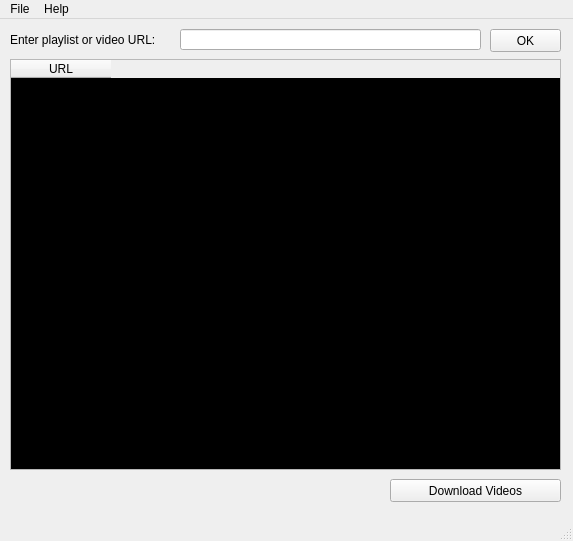
lzambella/Qyoutube-dl, file UI_Files/main_window.ui: the form before one commit.
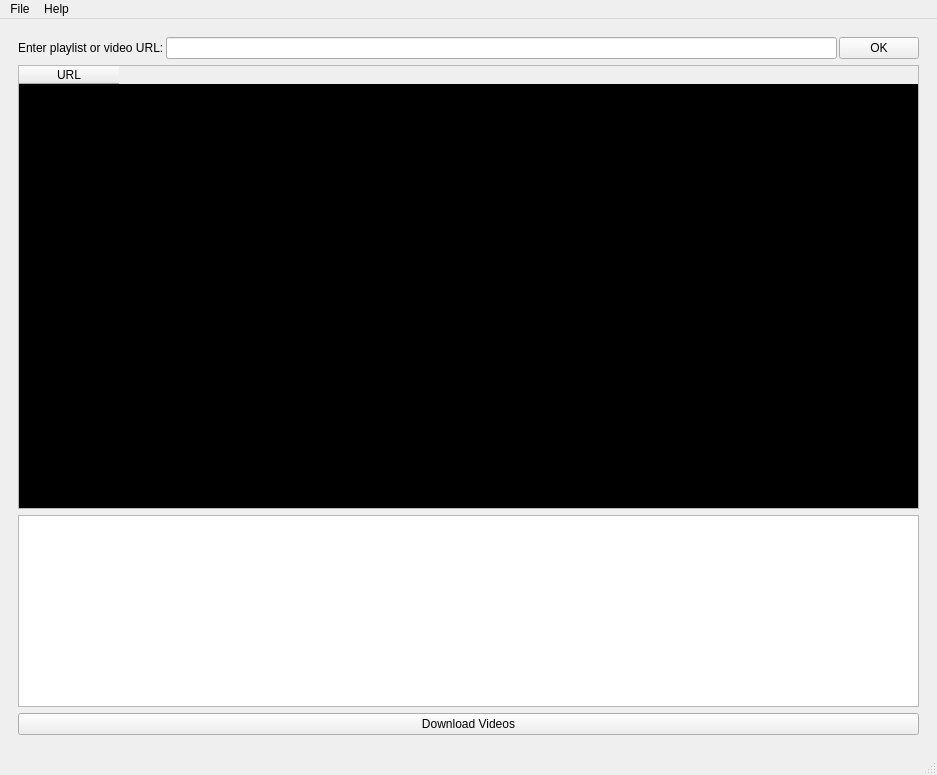
The form after the commit.

Diff of the .ui file:
```diff
--- a/UI_Files/main_window.ui
+++ b/UI_Files/main_window.ui
@@ -6,12 +6,12 @@
    <rect>
     <x>0</x>
     <y>0</y>
-    <width>573</width>
-    <height>541</height>
+    <width>937</width>
+    <height>775</height>
    </rect>
   </property>
   <property name="sizePolicy">
-   <sizepolicy hsizetype="Fixed" vsizetype="Fixed">
+   <sizepolicy hsizetype="Preferred" vsizetype="Preferred">
     <horstretch>0</horstretch>
     <verstretch>0</verstretch>
    </sizepolicy>
@@ -20,56 +20,39 @@
    <string>Qyoutube-dl</string>
   </property>
   <widget class="QWidget" name="centralwidget">
-   <widget class="QLineEdit" name="lineEdit">
-    <property name="geometry">
-     <rect>
-      <x>180</x>
-      <y>10</y>
-      <width>301</width>
-      <height>21</height>
-     </rect>
-    </property>
-   </widget>
-   <widget class="QPushButton" name="pushButton">
-    <property name="geometry">
-     <rect>
-      <x>490</x>
-      <y>10</y>
-      <width>71</width>
-      <height>23</height>
-     </rect>
-    </property>
+   <property name="sizePolicy">
+    <sizepolicy hsizetype="Preferred" vsizetype="Preferred">
+     <horstretch>0</horstretch>
+     <verstretch>0</verstretch>
+    </sizepolicy>
+   </property>
+   <layout class="QGridLayout" name="gridLayout_2">
+    <item row="0" column="0">
+     <widget class="QFrame" name="frame">
+      <layout class="QGridLayout" name="gridLayout">
+       <property name="sizeConstraint">
+        <enum>QLayout::SetDefaultConstraint</enum>
+       </property>
+       <item row="3" column="0">
+        <widget class="QPushButton" name="pushButton_2">
     <property name="sizePolicy">
-     <sizepolicy hsizetype="Fixed" vsizetype="Fixed">
+          <sizepolicy hsizetype="Expanding" vsizetype="Fixed">
       <horstretch>0</horstretch>
       <verstretch>0</verstretch>
      </sizepolicy>
     </property>
     <property name="text">
-     <string>OK</string>
-    </property>
-   </widget>
-   <widget class="QLabel" name="label">
-    <property name="geometry">
-     <rect>
-      <x>10</x>
-      <y>10</y>
-      <width>181</width>
-      <height>21</height>
-     </rect>
-    </property>
-    <property name="text">
-     <string>Enter playlist or video URL:</string>
-    </property>
-   </widget>
+          <string>Download Videos</string>
+         </property>
+        </widget>
+       </item>
+       <item row="1" column="0">
    <widget class="QTableWidget" name="tableWidget">
-    <property name="geometry">
-     <rect>
-      <x>10</x>
-      <y>40</y>
-      <width>551</width>
-      <height>411</height>
-     </rect>
+         <property name="sizePolicy">
+          <sizepolicy hsizetype="Expanding" vsizetype="Expanding">
+           <horstretch>0</horstretch>
+           <verstretch>2</verstretch>
+          </sizepolicy>
     </property>
     <property name="palette">
      <palette>
@@ -144,27 +127,68 @@
      </property>
     </column>
    </widget>
-   <widget class="QPushButton" name="pushButton_2">
-    <property name="geometry">
-     <rect>
-      <x>390</x>
-      <y>460</y>
-      <width>171</width>
-      <height>23</height>
-     </rect>
-    </property>
+       </item>
+       <item row="0" column="0">
+        <layout class="QHBoxLayout" name="url_layout">
+         <property name="spacing">
+          <number>2</number>
+         </property>
+         <property name="sizeConstraint">
+          <enum>QLayout::SetFixedSize</enum>
+         </property>
+         <item>
+          <widget class="QLabel" name="label">
+           <property name="sizePolicy">
+            <sizepolicy hsizetype="Expanding" vsizetype="Fixed">
+             <horstretch>0</horstretch>
+             <verstretch>0</verstretch>
+            </sizepolicy>
+           </property>
     <property name="text">
-     <string>Download Videos</string>
-    </property>
-   </widget>
+            <string>Enter playlist or video URL:</string>
+           </property>
+          </widget>
+         </item>
+         <item>
+          <widget class="QLineEdit" name="lineEdit">
+           <property name="sizePolicy">
+            <sizepolicy hsizetype="Expanding" vsizetype="Fixed">
+             <horstretch>1</horstretch>
+             <verstretch>0</verstretch>
+            </sizepolicy>
+           </property>
+          </widget>
+         </item>
+         <item>
+          <widget class="QPushButton" name="pushButton">
+           <property name="sizePolicy">
+            <sizepolicy hsizetype="Fixed" vsizetype="Fixed">
+             <horstretch>0</horstretch>
+             <verstretch>0</verstretch>
+            </sizepolicy>
+           </property>
+           <property name="text">
+            <string>OK</string>
+           </property>
+          </widget>
+         </item>
+        </layout>
+       </item>
+       <item row="2" column="0">
+        <widget class="QPlainTextEdit" name="plainTextEdit"/>
+       </item>
+      </layout>
+     </widget>
+    </item>
+   </layout>
   </widget>
   <widget class="QMenuBar" name="menubar">
    <property name="geometry">
     <rect>
      <x>0</x>
      <y>0</y>
-     <width>573</width>
-     <height>26</height>
+     <width>937</width>
+     <height>31</height>
     </rect>
    </property>
    <widget class="QMenu" name="menuFile">
```
Left out of the diff: 17 changed lines with no effect on the pictures. Lines whose indentation alone changed are shown as unchanged.
